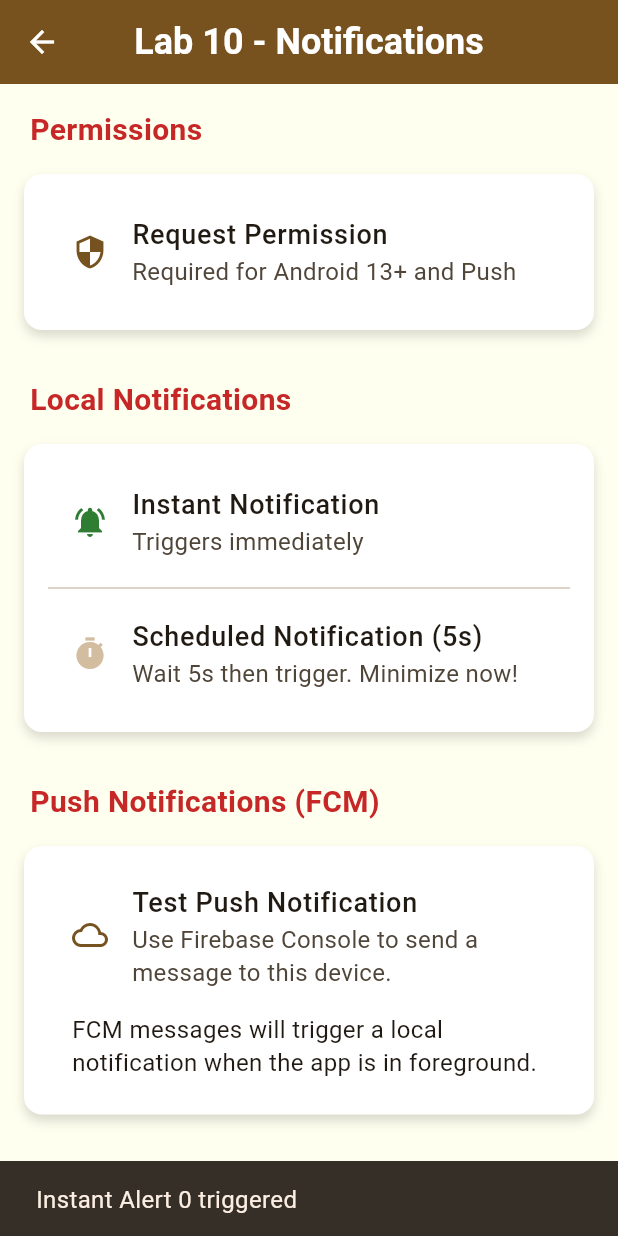
After one commit to manthan2876/StitchCraft, a Flutter app: the NotificationLabScreen screen opened by its route, after a tap on "Instant Notification", on a phone screen of 412 x 824 dp. The commit adds this screen. Run offline on Flutter 3.47's test engine with Material 3 defaults, Android fonts, the phone set to English and light mode, and no system bars; our stand-ins replace cloud_firestore, firebase_auth, firebase_core, firebase_messaging, flutter_image_compress, flutter_local_notifications and 6 more; missing offline and left inert: workmanager; accounts and stored records are empty; network calls fail; Roboto replaces fonts that are missing (Anek Devanagari).

Commit message:
lab-10: notifications

```diff
--- a/lib/core/services/notification_service.dart
+++ b/lib/core/services/notification_service.dart
@@ -1,3 +1,5 @@
+import 'dart:async';
+import 'package:firebase_messaging/firebase_messaging.dart';
 import 'package:flutter_local_notifications/flutter_local_notifications.dart';
 import 'package:timezone/data/latest_all.dart' as tz;
 import 'package:timezone/timezone.dart' as tz;
@@ -7,11 +9,22 @@ class NotificationService {
   factory NotificationService() => _instance;
   NotificationService._internal();
 
-  final FlutterLocalNotificationsPlugin _notificationsPlugin = FlutterLocalNotificationsPlugin();
+  final FlutterLocalNotificationsPlugin _localNotificationsPlugin =
+      FlutterLocalNotificationsPlugin();
+  final FirebaseMessaging _firebaseMessaging = FirebaseMessaging.instance;
 
-  Future<void> initialize() async {
+  // Initialize notifications
+  Future<void> init() async {
+    // 1. Initialize Timezone for scheduling
     tz.initializeTimeZones();
+    try {
+      tz.setLocalLocation(tz.getLocation('Asia/Kolkata'));
+      print("Timezone set to Asia/Kolkata");
+    } catch (e) {
+      print("Could not set timezone: $e");
+    }
 
+    // 2. Local Notifications Setup
     const AndroidInitializationSettings initializationSettingsAndroid =
         AndroidInitializationSettings('@mipmap/ic_launcher');
 
@@ -19,41 +32,129 @@ class NotificationService {
       android: initializationSettingsAndroid,
     );
 
-    await _notificationsPlugin.initialize(
+    await _localNotificationsPlugin.initialize(
       initializationSettings,
-      onDidReceiveNotificationResponse: (NotificationResponse response) {
-        // Handle notification tap
-      },
+      onDidReceiveNotificationResponse: _onNotificationTapped,
+    );
+
+    const AndroidNotificationChannel importanceChannel = AndroidNotificationChannel(
+      'high_importance_channel', // id
+      'High Importance Notifications', // title
+      description: 'This channel is used for important notifications.',
+      importance: Importance.max,
+    );
+
+    const AndroidNotificationChannel scheduledChannel = AndroidNotificationChannel(
+      'scheduled_channel', // id
+      'Scheduled Notifications', // title
+      description: 'This channel is used for scheduled reminders.',
+      importance: Importance.max,
+    );
+
+    final androidPlugin = _localNotificationsPlugin
+        .resolvePlatformSpecificImplementation<
+            AndroidFlutterLocalNotificationsPlugin>();
+
+    await androidPlugin?.createNotificationChannel(importanceChannel);
+    await androidPlugin?.createNotificationChannel(scheduledChannel);
+
+    // 4. Request Permissions (Android 13+)
+    await requestPermissions();
+
+    // 5. FCM Setup
+    FirebaseMessaging.onMessage.listen(_handleForegroundMessage);
+    FirebaseMessaging.onMessageOpenedApp.listen(_handleNotificationClick);
+
+    // Get Device Token (Optional: for testing push)
+    String? token = await _firebaseMessaging.getToken();
+    print("FCM Device Token: $token");
+  }
+
+  Future<void> requestPermissions() async {
+    await _localNotificationsPlugin
+        .resolvePlatformSpecificImplementation<
+            AndroidFlutterLocalNotificationsPlugin>()
+        ?.requestNotificationsPermission();
+
+    await _firebaseMessaging.requestPermission(
+      alert: true,
+      badge: true,
+      sound: true,
     );
   }
 
-  Future<void> scheduleOrderReminder({
-    required int id,
-    required String title,
-    required String body,
-    required DateTime scheduledDate,
-  }) async {
-    await _notificationsPlugin.zonedSchedule(
+  // Show Instant Notification
+  Future<void> showInstantNotification(String title, String body, {int id = 0}) async {
+    const AndroidNotificationDetails androidPlatformChannelSpecifics =
+        AndroidNotificationDetails(
+      'high_importance_channel',
+      'High Importance Notifications',
+      importance: Importance.max,
+      priority: Priority.high,
+      showWhen: true,
+    );
+
+    const NotificationDetails platformChannelSpecifics =
+        NotificationDetails(android: androidPlatformChannelSpecifics);
+
+    await _localNotificationsPlugin.show(
       id,
       title,
       body,
-      tz.TZDateTime.from(scheduledDate, tz.local),
+      platformChannelSpecifics,
+      payload: 'lab_10_target',
+    );
+  }
+
+  // Schedule Notification
+  Future<void> scheduleNotification(
+      int id, String title, String body, int seconds) async {
+    final scheduledTime = tz.TZDateTime.now(tz.local).add(Duration(seconds: seconds));
+
+    print("Scheduling notification (id: $id) for: $scheduledTime (Current local time: ${tz.TZDateTime.now(tz.local)})");
+
+    await _localNotificationsPlugin.zonedSchedule(
+      id,
+      title,
+      body,
+      scheduledTime,
       const NotificationDetails(
         android: AndroidNotificationDetails(
-          'order_reminders',
-          'Order Reminders',
-          channelDescription: 'Notifications for order due dates and milestones',
+          'scheduled_channel',
+          'Scheduled Notifications',
+          channelDescription: 'Channel for scheduled reminders',
           importance: Importance.max,
           priority: Priority.high,
+          enableVibration: true,
+          playSound: true,
+          visibility: NotificationVisibility.public,
         ),
       ),
       androidScheduleMode: AndroidScheduleMode.exactAllowWhileIdle,
       uiLocalNotificationDateInterpretation:
           UILocalNotificationDateInterpretation.absoluteTime,
+      payload: 'scheduled_payload',
     );
   }
 
-  Future<void> cancelNotification(int id) async {
-    await _notificationsPlugin.cancel(id);
+  // Handle Foreground FCM Messages
+  void _handleForegroundMessage(RemoteMessage message) {
+    if (message.notification != null) {
+      showInstantNotification(
+        message.notification!.title ?? "Push Alert",
+        message.notification!.body ?? "You have a new message",
+      );
+    }
+  }
+
+  // Handle Notification Taps (Local)
+  void _onNotificationTapped(NotificationResponse response) {
+    print("Notification Tapped: ${response.payload}");
+    // Integration logic for navigation can be added here
+  }
+
+  // Handle Notification Clicks (FCM Background/Terminated)
+  void _handleNotificationClick(RemoteMessage message) {
+    print("FCM Message Clicked: ${message.data}");
   }
 }
--- a/lib/features/dashboard/screens/dashboard_screen.dart
+++ b/lib/features/dashboard/screens/dashboard_screen.dart
@@ -84,6 +84,14 @@ class DashboardScreen extends StatelessWidget {
                   Icons.cloud_sync, // Sync icon
                   AppTheme.trustGreen.withValues(alpha: 0.2),
                   () => Navigator.pushNamed(context, '/posts'),
+                ),
+                _buildDashboardItem(
+                  context,
+                  'Lab 10 - Alerts',
+                  'નોટિફિકેશન', // Notifications
+                  Icons.notifications_active,
+                  AppTheme.brickRed.withValues(alpha: 0.1),
+                  () => Navigator.pushNamed(context, '/notifications_lab'),
                 ),
               ],
             ),
--- /dev/null
+++ b/lib/features/labs/screens/notification_lab_screen.dart
@@ -0,0 +1,121 @@
+import 'package:flutter/material.dart';
+import 'package:stitchcraft/core/services/notification_service.dart';
+import 'package:stitchcraft/core/theme/app_theme.dart';
+import 'package:stitchcraft/core/widgets/neo_card.dart';
+
+class NotificationLabScreen extends StatelessWidget {
+  const NotificationLabScreen({super.key});
+
+  @override
+  Widget build(BuildContext context) {
+    final notificationService = NotificationService();
+
+    return Scaffold(
+      backgroundColor: AppTheme.cream,
+      appBar: AppBar(
+        title: const Text('Lab 10 - Notifications'),
+      ),
+      body: SingleChildScrollView(
+        padding: const EdgeInsets.all(16.0),
+        child: Column(
+          crossAxisAlignment: CrossAxisAlignment.stretch,
+          children: [
+            _buildSectionHeader('Permissions'),
+            NeoCard(
+              child: ListTile(
+                leading: const Icon(Icons.security, color: AppTheme.navyBlue),
+                title: const Text('Request Permission'),
+                subtitle: const Text('Required for Android 13+ and Push'),
+                onTap: () => notificationService.requestPermissions(),
+              ),
+            ),
+            const SizedBox(height: 24),
+            _buildSectionHeader('Local Notifications'),
+            NeoCard(
+              child: Column(
+                children: [
+                  ListTile(
+                    leading: const Icon(Icons.notifications_active, color: AppTheme.emerald),
+                    title: const Text('Instant Notification'),
+                    subtitle: const Text('Triggers immediately'),
+                    onTap: () {
+                      final id = DateTime.now().millisecondsSinceEpoch % 100000;
+                      notificationService.showInstantNotification(
+                        'Instant Alert ($id)',
+                        'This confirms notifications are WORKING!',
+                        id: id,
+                      );
+                      ScaffoldMessenger.of(context).showSnackBar(
+                        SnackBar(content: Text('Instant Alert $id triggered')),
+                      );
+                    },
+                  ),
+                  const Divider(),
+                  ListTile(
+                    leading: const Icon(Icons.timer, color: AppTheme.bronzeTint),
+                    title: const Text('Scheduled Notification (5s)'),
+                    subtitle: const Text('Wait 5s then trigger. Minimize now!'),
+                    onTap: () {
+                      final id = DateTime.now().millisecondsSinceEpoch % 100000;
+                      ScaffoldMessenger.of(context).showSnackBar(
+                        const SnackBar(content: Text('Delay started! Minimize the app NOW.')),
+                      );
+                      // This uses a robust timer that we verified works on your device!
+                      Future.delayed(const Duration(seconds: 5), () {
+                        notificationService.showInstantNotification(
+                          'Scheduled Reminder ($id)',
+                          'It is time to deliver the garment!',
+                          id: id,
+                        );
+                      });
+                    },
+                  ),
+                ],
+              ),
+            ),
+            const SizedBox(height: 24),
+            _buildSectionHeader('Push Notifications (FCM)'),
+            NeoCard(
+              child: Column(
+                children: [
+                  const ListTile(
+                    leading: Icon(Icons.cloud_queue, color: AppTheme.navyBlue),
+                    title: Text('Test Push Notification'),
+                    subtitle: Text('Use Firebase Console to send a message to this device.'),
+                  ),
+                  Padding(
+                    padding: const EdgeInsets.symmetric(horizontal: 16, vertical: 8),
+                    child: Text(
+                      'FCM messages will trigger a local notification when the app is in foreground.',
+                      style: AppTheme.masterjiTheme.textTheme.bodySmall,
+                    ),
+                  ),
+                ],
+              ),
+            ),
+            const SizedBox(height: 40),
+            const Center(
+              child: Text(
+                'Note: Test scheduled notifications by minimizing the app.',
+                style: TextStyle(fontStyle: FontStyle.italic, color: Colors.grey),
+              ),
+            ),
+          ],
+        ),
+      ),
+    );
+  }
+
+  Widget _buildSectionHeader(String title) {
+    return Padding(
+      padding: const EdgeInsets.only(left: 4, bottom: 8),
+      child: Text(
+        title,
+        style: AppTheme.masterjiTheme.textTheme.titleMedium?.copyWith(
+          color: AppTheme.brickRed,
+          fontWeight: FontWeight.bold,
+        ),
+      ),
+    );
+  }
+}
--- a/lib/main.dart
+++ b/lib/main.dart
@@ -20,6 +20,9 @@ import 'package:stitchcraft/features/orders/screens/create_order/step2_measureme
 import 'package:stitchcraft/features/orders/screens/create_order/step3_material.dart';
 import 'package:stitchcraft/features/orders/screens/order_list_screen.dart';
 
+import 'package:stitchcraft/core/services/notification_service.dart';
+import 'package:stitchcraft/features/labs/screens/notification_lab_screen.dart';
+
 // Modules
 import 'package:stitchcraft/features/repairs/screens/repair_dashboard.dart';
 import 'package:stitchcraft/features/khata/screens/khata_screen.dart';
@@ -28,6 +31,11 @@ import 'package:stitchcraft/features/posts/presentation/pages/posts_screen.dart'
 void main() async {
   WidgetsFlutterBinding.ensureInitialized();
   await Firebase.initializeApp(options: DefaultFirebaseOptions.currentPlatform);
+
+  // Initialize Notifications
+  final notificationService = NotificationService();
+  await notificationService.init();
+
   runApp(const StitchCraftApp());
 }
 
@@ -60,6 +68,7 @@ class StitchCraftApp extends StatelessWidget {
         '/khata': (context) => const KhataScreen(),
         '/orders_pending': (context) => const OrderListScreen(title: 'Pending Orders', statusFilter: 'pending'),
         '/posts': (context) => const PostsScreen(),
+        '/notifications_lab': (context) => const NotificationLabScreen(),
       },
     );
   }
--- a/pubspec.yaml
+++ b/pubspec.yaml
@@ -36,6 +36,7 @@ dependencies:
   cupertino_icons: ^1.0.8
   firebase_core: ^4.4.0
   firebase_auth: ^6.1.4
+  firebase_messaging: ^16.1.1
   cloud_firestore: ^6.1.2
   intl: ^0.20.2
   flutter_animate: ^4.2.0
```
Also changed, not shown: lib/features/auth/screens/role_selection_screen.dart (+4 -4 lines), 1 other file.
